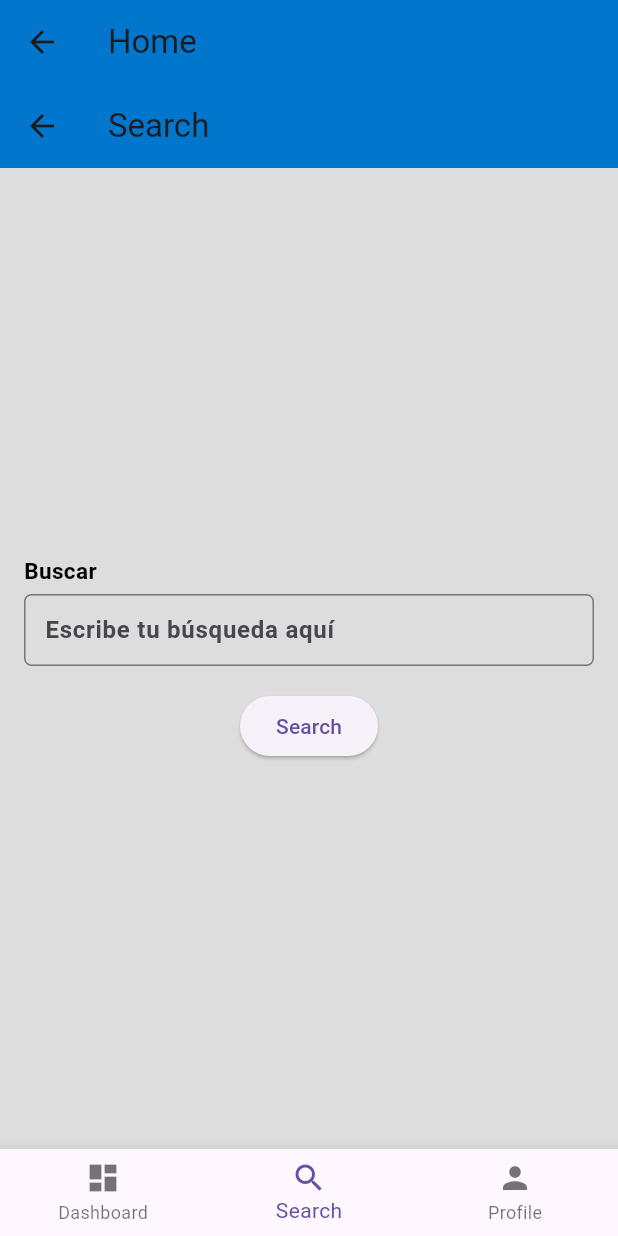
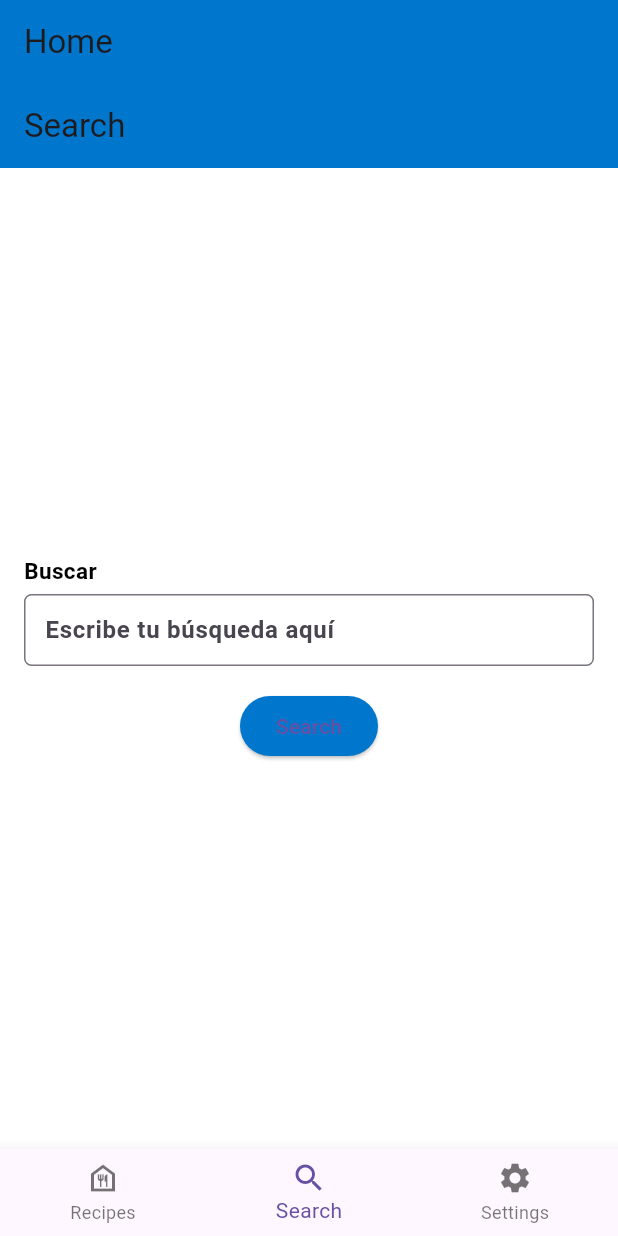
Before and after one commit to ersalazar/countryinfo, a Flutter app: the HomeScreen screen opened directly, item 2 of the bottom bar chosen, on a phone screen of 412 x 824 dp. Run offline on Flutter 3.47's test engine with Material 3 defaults, Android fonts, the phone set to English and light mode, and no system bars.

Commit message:
changed api and added screens

```diff
--- a/lib/blocs/auth/auth_bloc.dart
+++ b/lib/blocs/auth/auth_bloc.dart
@@ -4,8 +4,7 @@ import 'package:http/http.dart' as http;
 
 class Authenticator {
   Future<dynamic> authenticate(String username, String password) async {
-    print(username);
-    print(password);
+
     final apiUrl = Uri.parse('https://dummyjson.com/auth/login');
     final response = await http.post(
       apiUrl,
@@ -17,7 +16,7 @@ class Authenticator {
         'password': password,
       }),
     );
-    print(response.statusCode);
+
 
     if (response.statusCode == 200) {
       User user = User.fromJson(jsonDecode(response.body));
--- a/lib/ui/app_colors.dart
+++ b/lib/ui/app_colors.dart
@@ -20,19 +20,35 @@ class AppColors {
           bodyLarge:
               TextStyle(color: white, fontWeight: FontWeight.bold),
           bodyMedium:
-              TextStyle(color: white))
-  );
+              TextStyle(color: white)),
+              textButtonTheme: TextButtonThemeData(
+          style: TextButton.styleFrom(foregroundColor: primaryColor)),
+      floatingActionButtonTheme:
+          const FloatingActionButtonThemeData(backgroundColor: primaryColor),
+      elevatedButtonTheme: ElevatedButtonThemeData(
+          style: ElevatedButton.styleFrom(
+        backgroundColor: primaryColor,
+        shape: const StadiumBorder(),
+
+  )));
 
   static final ThemeData lightTheme = ThemeData.light().copyWith(
       primaryColor: primaryColor,
       appBarTheme: const AppBarTheme(color: primaryColor, elevation: 0),
-      scaffoldBackgroundColor: lightGray,
-      textTheme: const TextTheme(
+      scaffoldBackgroundColor: Colors.white,
+      textTheme: const  TextTheme(
           bodyLarge:
               TextStyle(color: Colors.black, fontWeight: FontWeight.bold),
-          bodyMedium:
-              TextStyle(color: Colors.black)))
-    ;
+          bodyMedium: TextStyle(color: Colors.black)),
+      textButtonTheme: TextButtonThemeData(
+          style: TextButton.styleFrom(foregroundColor: primaryColor)),
+      floatingActionButtonTheme:
+          const FloatingActionButtonThemeData(backgroundColor: primaryColor),
+      elevatedButtonTheme: ElevatedButtonThemeData(
+          style: ElevatedButton.styleFrom(
+        backgroundColor: primaryColor,
+        shape: const StadiumBorder(),
+      )));
 
 
 
--- a/lib/ui/pages/home_screen.dart
+++ b/lib/ui/pages/home_screen.dart
@@ -1,6 +1,8 @@
 
-import 'package:countryinfo/ui/pages/dashboard.dart';
-import 'package:countryinfo/ui/pages/profile_screen.dart';
+
+import 'package:countryinfo/ui/pages/home_screen_list_view.dart';
+
+import 'package:countryinfo/ui/pages/recipe_types.dart';
 import 'package:countryinfo/ui/pages/search_screen.dart';
 import 'package:flutter/material.dart';
 
@@ -16,9 +18,9 @@ class _HomeScreenState extends State<HomeScreen> {
   int _currentIndex = 0;
 
   final List<Widget> _screens = [
-    const DashboardScreen(),
+    RecipeTypes(),
     const SearchScreen(),
-    const ProfileScreen(),
+    const MyHomePage(),
   ];
 
   @override
@@ -33,16 +35,16 @@ class _HomeScreenState extends State<HomeScreen> {
         currentIndex: _currentIndex,
         items: const [
           BottomNavigationBarItem(
-            icon: Icon(Icons.dashboard),
-            label: 'Dashboard',
+            icon: Icon(Icons.food_bank_outlined),
+            label: 'Recipes',
           ),
           BottomNavigationBarItem(
             icon: Icon(Icons.search),
             label: 'Search',
           ),
           BottomNavigationBarItem(
-            icon: Icon(Icons.person),
-            label: 'Profile',
+            icon: Icon(Icons.settings),
+            label: 'Settings',
           ),
           // Add items for other screens
         ],
```
Also changed, not shown: lib/data/models/recipe.dart (added, +22 -0 lines), lib/data/models/recipe_item.dart (added, +9 -0 lines), lib/data/repositories/food_repository.dart (added, +26 -0 lines), lib/router/app_router.dart (+15 -13 lines), lib/ui/pages/config_screen.dart (added, +63 -0 lines), lib/ui/pages/login_page.dart (+4 -3 lines), lib/ui/pages/payment_screen.dart (added, +97 -0 lines), lib/ui/pages/recipe_types.dart (added, +38 -0 lines), lib/ui/pages/recipies_card_view.dart (added, +56 -0 lines), lib/ui/pages/widgets/custom_card_type_2.dart (added, +40 -0 lines), pubspec.yaml (+5 -62 lines), assets/images/loading.gif (added), lib/data/models/menu_options.dart (renamed from lib/models/menu_options.dart), lib/main.dart (line endings or trailing spaces).
